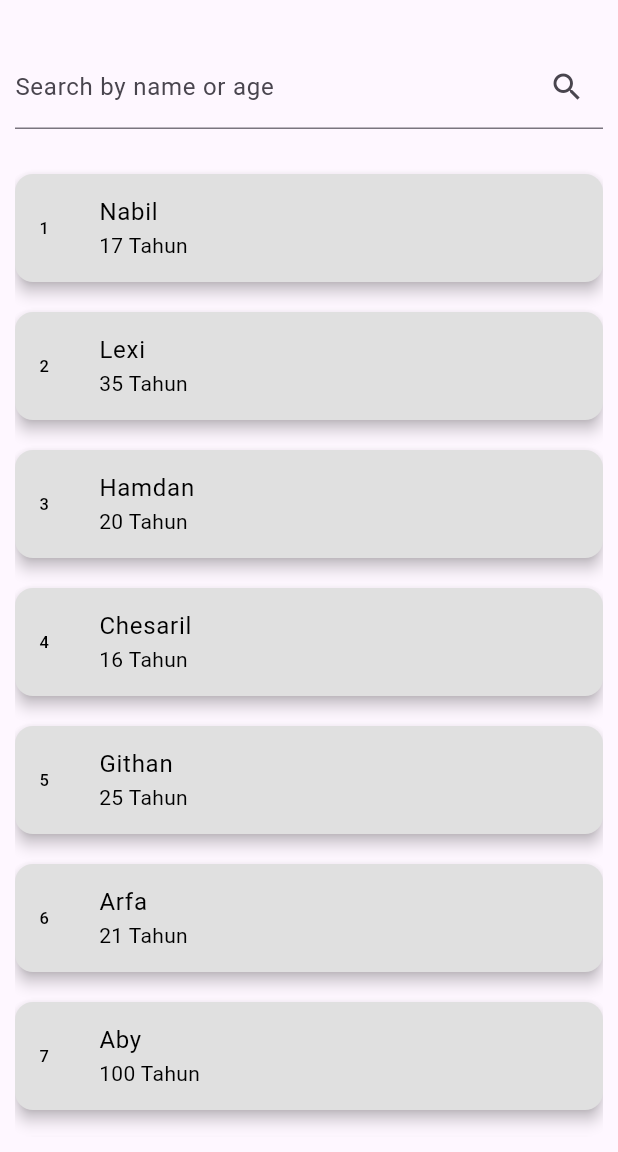
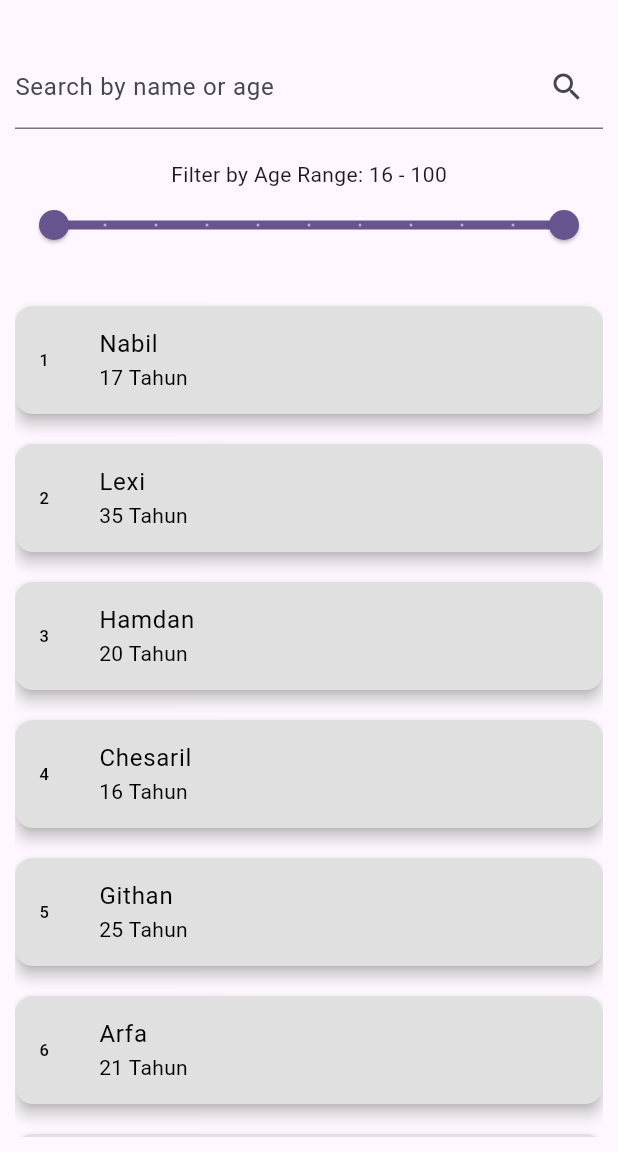
Before and after one commit to El-Baihaqi/SearchFilter, a Flutter app: the screen it shows after launch, on a phone screen of 412 x 824 dp, the part 84-1236 px from its top. Run offline on Flutter 3.47's test engine with Material 3 defaults, Android fonts, the phone set to English and light mode, and no system bars.

Commit message:
search&filter

```diff
--- a/search_filter/lib/main.dart
+++ b/search_filter/lib/main.dart
@@ -40,10 +40,22 @@ class _MyHomePageState extends State<MyHomePage> {
     {"id": 7, "name": "Aby", "age": 100},
     {"id": 8, "name": "Ayman", "age": 24},
     {"id": 9, "name": "Fattah", "age": 42},
-    {"id": 10, "name": "Bintang", "age": 19},
+    {"id": 10, "name": "Bintang", "age": 50},
+    {"id": 11, "name": "Ardaw", "age": 64},
+    {"id": 12, "name": "Glenn", "age": 72},
+    {"id": 13, "name": "Hanzo", "age": 81},
+    {"id": 14, "name": "Nadila", "age": 92},
+    {"id": 15, "name": "Ayew", "age": 45},
+    {"id": 16, "name": "Abizar", "age": 32},
+    {"id": 17, "name": "Billie", "age": 98},
+    {"id": 18, "name": "Fader", "age": 34},
+    {"id": 19, "name": "Chevie", "age": 52},
+    {"id": 20, "name": "Leclerc", "age": 28},
   ];
 
   List<Map<String, dynamic>> _foundUsers = [];
+  RangeValues _selectedAgeRange = const RangeValues(16, 100);
+
   @override
   void initState() {
     _foundUsers = _allUsers;
@@ -67,9 +79,16 @@ class _MyHomePageState extends State<MyHomePage> {
             .toList();
       }
     }
+    _applyFilters(results);
+  }
 
+  void _applyFilters(List<Map<String, dynamic>> filteredUsers) {
     setState(() {
-      _foundUsers = results;
+      _foundUsers = filteredUsers
+          .where((user) =>
+              user["age"] >= _selectedAgeRange.start &&
+              user["age"] <= _selectedAgeRange.end)
+          .toList();
     });
   }
 
@@ -91,6 +110,25 @@ class _MyHomePageState extends State<MyHomePage> {
                 labelText: 'Search by name or age',
                 suffixIcon: Icon(Icons.search),
               ),
+            ),
+            const SizedBox(height: 20),
+            Text(
+                'Filter by Age Range: ${_selectedAgeRange.start.round()} - ${_selectedAgeRange.end.round()}'),
+            RangeSlider(
+              values: _selectedAgeRange,
+              min: 16,
+              max: 100,
+              divisions: 10,
+              labels: RangeLabels(
+                _selectedAgeRange.start.round().toString(),
+                _selectedAgeRange.end.round().toString(),
+              ),
+              onChanged: (RangeValues values) {
+                setState(() {
+                  _selectedAgeRange = values;
+                  _applyFilters(_allUsers);
+                });
+              },
             ),
             const SizedBox(height: 20),
             Expanded(
```
